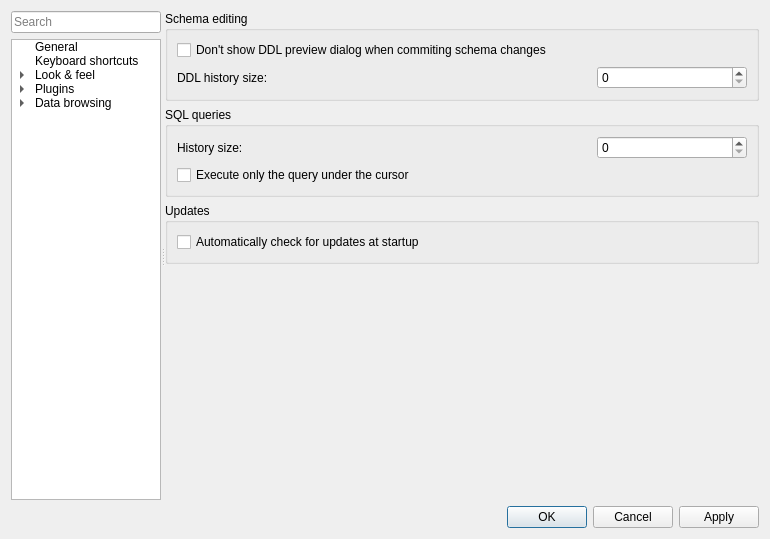
Old version of the form SQLiteStudio3/guiSQLiteStudio/dialogs/configdialog.ui in the repository pawelsalawa/sqlitestudio.
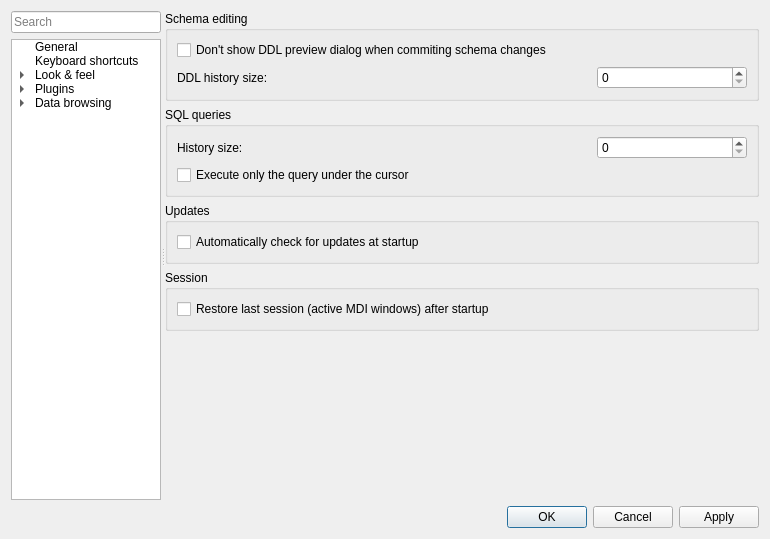
New version of the form. The open tabs and pages were chosen to show the change. Icons and pictures are not drawn. Custom widgets are drawn as their Qt base class.

Commit message: Session restoring is now configurable.

```diff
--- a/SQLiteStudio3/guiSQLiteStudio/dialogs/configdialog.ui
+++ b/SQLiteStudio3/guiSQLiteStudio/dialogs/configdialog.ui
@@ -527,6 +527,25 @@
              </layout>
             </widget>
            </item>
+           <item>
+            <widget class="QGroupBox" name="sessionGroup">
+             <property name="title">
+              <string>Session</string>
+             </property>
+             <layout class="QGridLayout" name="gridLayout_11">
+              <item row="0" column="0">
+               <widget class="QCheckBox" name="sessionCheck">
+                <property name="text">
+                 <string>Restore last session (active MDI windows) after startup</string>
+                </property>
+                <property name="cfg" stdset="0">
+                 <string>General.RestoreSession</string>
+                </property>
+               </widget>
+              </item>
+             </layout>
+            </widget>
+           </item>
            <item>
             <spacer name="verticalSpacer">
              <property name="orientation">
```
Left out of the diff: 2 changed lines with no effect on the pictures. The commit also changes 2 other files.
